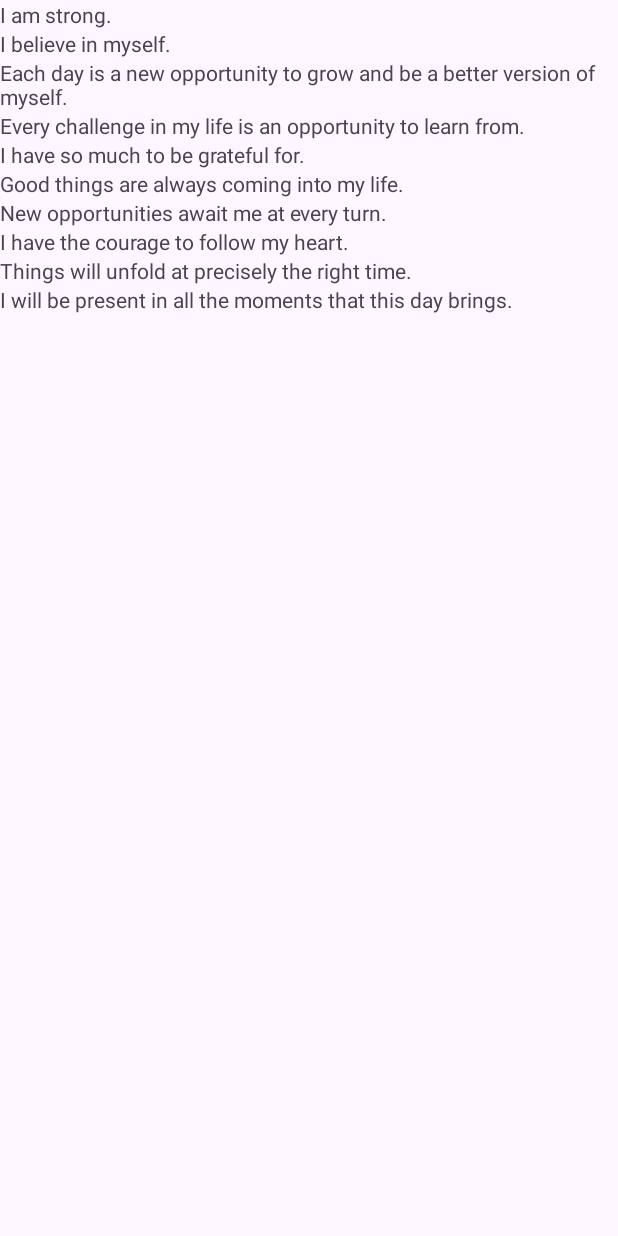
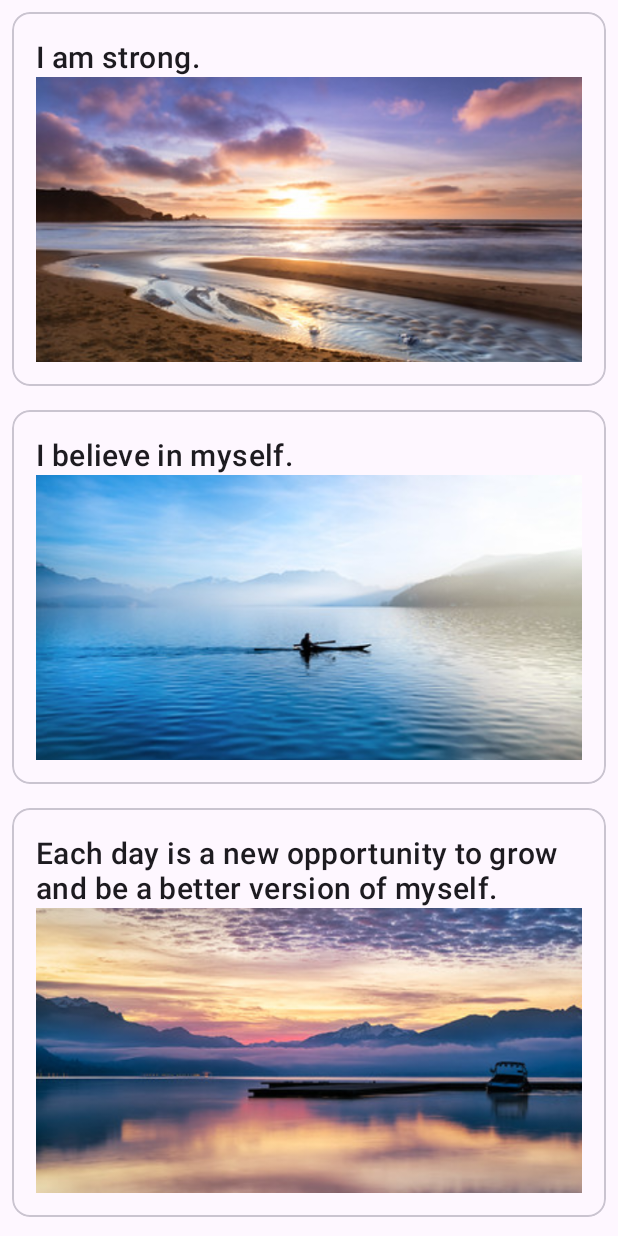
Before and after one commit to thobias90/recycler-view-example, an Android app: the screen it shows after launch (MainActivity), on a phone screen of 412 x 824 dp. Run offline under Robolectric (Android 15) with nearby library versions, the phone set to English and light mode, and no system bars.

Commit message:
refactor: update to show image on each list element

```diff
--- a/app/src/main/java/com/stahlt/recycler_view_example/adapter/ItemAdapter.kt
+++ b/app/src/main/java/com/stahlt/recycler_view_example/adapter/ItemAdapter.kt
@@ -4,6 +4,7 @@ import android.content.Context
 import android.view.LayoutInflater
 import android.view.View
 import android.view.ViewGroup
+import android.widget.ImageView
 import android.widget.TextView
 import androidx.recyclerview.widget.RecyclerView
 import com.stahlt.recycler_view_example.R
@@ -12,8 +13,10 @@ import com.stahlt.recycler_view_example.model.Phrase
 class ItemAdapter(private val context: Context, private val phrases: List<Phrase>): RecyclerView.Adapter<ItemAdapter.ViewHolder>() {
     class ViewHolder(view: View): RecyclerView.ViewHolder(view) {
         val tvTitle: TextView
+        val ivTitle: ImageView
         init {
             tvTitle = view.findViewById(R.id.tvTitle)
+            ivTitle = view.findViewById(R.id.ivTitle)
         }
     }
 
@@ -30,5 +33,6 @@ class ItemAdapter(private val context: Context, private val phrases: List<Phrase
     override fun onBindViewHolder(holder: ViewHolder, position: Int) {
         val item = phrases[position]
         holder.tvTitle.text = context.resources.getString(item.stringResourceId)
+        holder.ivTitle.setImageResource(item.imgResourceId)
     }
 }
--- a/app/src/main/java/com/stahlt/recycler_view_example/data/DataSource.kt
+++ b/app/src/main/java/com/stahlt/recycler_view_example/data/DataSource.kt
@@ -6,16 +6,16 @@ import com.stahlt.recycler_view_example.model.Phrase
 class DataSource {
     fun load(): List<Phrase> {
         return listOf<Phrase>(
-            Phrase(R.string.phrase1),
-            Phrase(R.string.phrase2),
-            Phrase(R.string.phrase3),
-            Phrase(R.string.phrase4),
-            Phrase(R.string.phrase5),
-            Phrase(R.string.phrase6),
-            Phrase(R.string.phrase7),
-            Phrase(R.string.phrase8),
-            Phrase(R.string.phrase9),
-            Phrase(R.string.phrase10)
+            Phrase(R.string.phrase1, R.drawable.image1),
+            Phrase(R.string.phrase2, R.drawable.image2),
+            Phrase(R.string.phrase3, R.drawable.image3),
+            Phrase(R.string.phrase4, R.drawable.image4),
+            Phrase(R.string.phrase5, R.drawable.image5),
+            Phrase(R.string.phrase6, R.drawable.image6),
+            Phrase(R.string.phrase7, R.drawable.image7),
+            Phrase(R.string.phrase8, R.drawable.image8),
+            Phrase(R.string.phrase9, R.drawable.image9),
+            Phrase(R.string.phrase10, R.drawable.image10)
         )
     }
 }
--- a/app/src/main/java/com/stahlt/recycler_view_example/model/Phrase.kt
+++ b/app/src/main/java/com/stahlt/recycler_view_example/model/Phrase.kt
@@ -1,3 +1,6 @@
 package com.stahlt.recycler_view_example.model
 
-data class Phrase(val stringResourceId: Int)
+import androidx.annotation.DrawableRes
+import androidx.annotation.StringRes
+
+data class Phrase(@StringRes val stringResourceId: Int,@DrawableRes val imgResourceId: Int)
--- a/app/src/main/res/layout/list_element.xml
+++ b/app/src/main/res/layout/list_element.xml
@@ -1,6 +1,27 @@
 <?xml version="1.0" encoding="utf-8"?>
-<TextView xmlns:android="http://schemas.android.com/apk/res/android"
-    android:id="@+id/tvTitle"
-    android:layout_width="wrap_content"
-    android:layout_height="wrap_content">
-</TextView>
+
+<com.google.android.material.card.MaterialCardView xmlns:android="http://schemas.android.com/apk/res/android"
+    android:layout_width="match_parent"
+    android:layout_height="wrap_content"
+    android:layout_margin="8dp">
+
+    <LinearLayout
+        android:layout_width="match_parent"
+        android:layout_height="wrap_content"
+        android:orientation="vertical"
+        android:padding="16dp">
+
+        <TextView
+            android:id="@+id/tvTitle"
+            android:layout_width="wrap_content"
+            android:layout_height="wrap_content"
+            android:textAppearance="@style/TextAppearance.MaterialComponents.Headline6" />
+
+        <ImageView
+            android:id="@+id/ivTitle"
+            android:layout_width="match_parent"
+            android:layout_height="190dp"
+            android:importantForAccessibility="no"
+            android:scaleType="centerCrop" />
+    </LinearLayout>
+</com.google.android.material.card.MaterialCardView>
```
